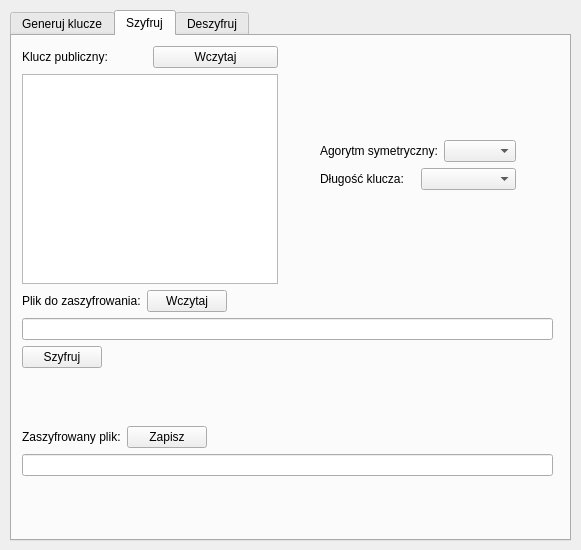
This is application.ui in Kostu96/gut-cryptography-project as Qt 5 draws it before an edit. The edited form follows.
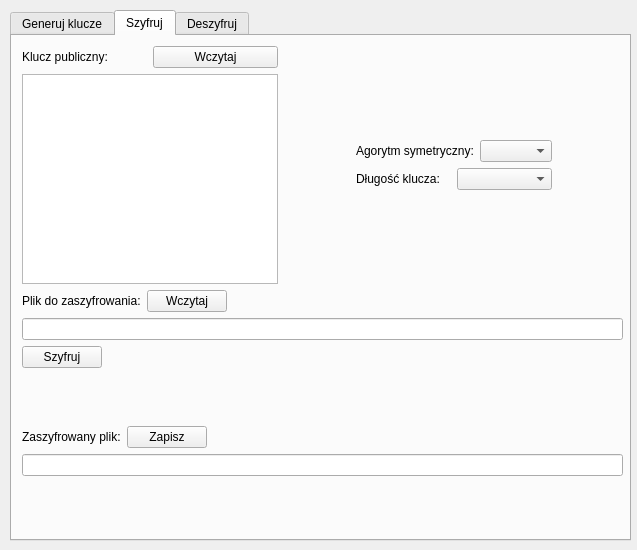
This is the edited form. The open tabs and pages were chosen to show the change.

The edit to the form file:
```diff
--- a/application.ui
+++ b/application.ui
@@ -6,7 +6,7 @@
    <rect>
     <x>0</x>
     <y>0</y>
-    <width>581</width>
+    <width>637</width>
     <height>550</height>
    </rect>
   </property>
@@ -19,7 +19,7 @@
      <rect>
       <x>10</x>
       <y>10</y>
-      <width>561</width>
+      <width>621</width>
       <height>531</height>
      </rect>
     </property>
@@ -218,7 +218,7 @@
        <rect>
         <x>10</x>
         <y>10</y>
-        <width>531</width>
+        <width>601</width>
         <height>481</height>
        </rect>
       </property>
@@ -399,7 +399,11 @@
           </layout>
          </item>
          <item>
-          <widget class="QLineEdit" name="msgTypedLineEdit_5"/>
+          <widget class="QLineEdit" name="fileToEncodeLineEdit">
+           <property name="readOnly">
+            <bool>true</bool>
+           </property>
+          </widget>
          </item>
          <item>
           <layout class="QHBoxLayout" name="horizontalLayout_32">
```
Left out of the diff: 20 changed lines with no effect on the pictures.
